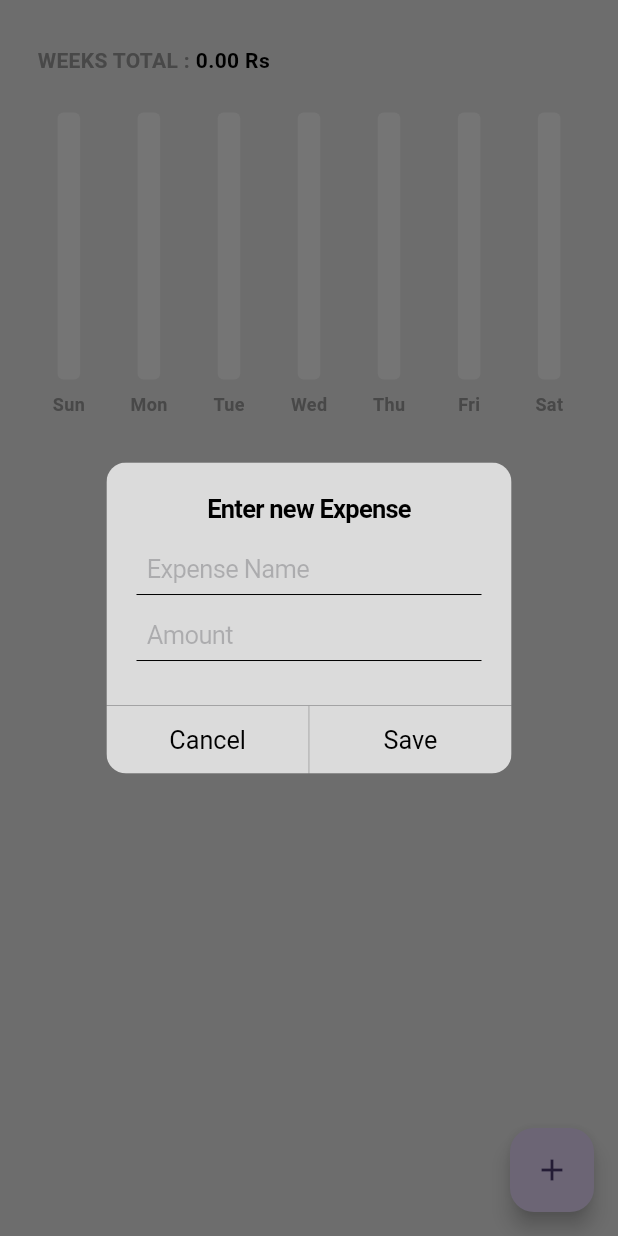
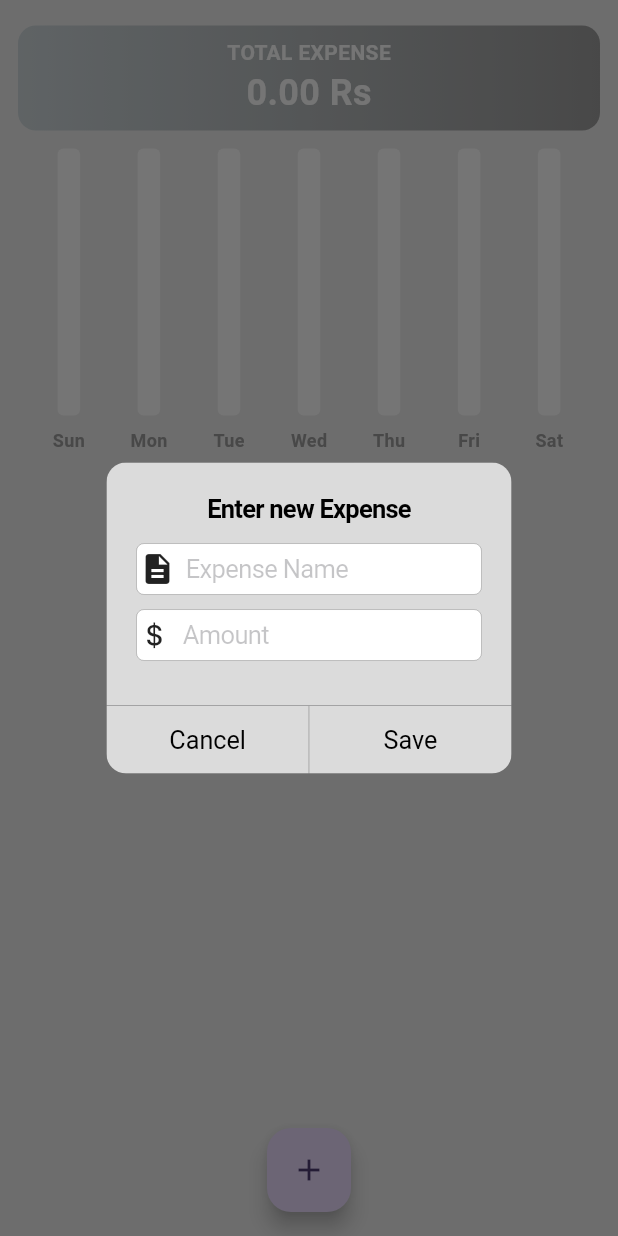
Before and after one commit to BilalAmir1/expense_app, a Flutter app: the HomePage screen opened directly, after a tap on the "add" icon, on a phone screen of 412 x 824 dp. Run offline on Flutter 3.47's test engine with Material 2 defaults, Android fonts, the phone set to English and light mode, and no system bars; drawn by our look-alikes of fl_chart; our stand-ins replace flutter_slidable, hive_flutter, lottie; accounts and stored records are empty; network calls fail.

Commit message:
commit 3

```diff
--- a/lib/components/expense_summary.dart
+++ b/lib/components/expense_summary.dart
@@ -81,14 +81,21 @@ class ExpenseSummary extends StatelessWidget {
     return Consumer<ExpenseData>(
       builder: (context, value, child) => Column(
         children: [
-          Padding(
-            padding: const EdgeInsets.all(25.0),
-            child: Row(
+          Container(
+            width: MediaQuery.of(context).size.width,
+            margin: EdgeInsets.all(12.0),
+            child: Container(
+              decoration: BoxDecoration(
+                  gradient: LinearGradient(
+                      colors: [Colors.blueGrey.shade100, Colors.grey]),
+                  borderRadius: BorderRadius.circular(12.0)),
+              padding: EdgeInsets.symmetric(vertical: 8.0, horizontal: 8.0),
+              child: Column(
                 children: [
                   const Text(
-                  "WEEKS TOTAL : ",
+                    "TOTAL EXPENSE",
                     style: TextStyle(
-                    color: Colors.grey,
+                      color: Colors.white,
                       fontWeight: FontWeight.bold,
                       fontSize: 14,
                     ),
@@ -96,12 +103,13 @@ class ExpenseSummary extends StatelessWidget {
                   Text(
                     '${calculateWeekTotal(value, sunday, monday, tuesday, wednesday, thursday, friday, saturday)} Rs',
                     style: const TextStyle(
-                    color: Colors.black,
+                      color: Colors.white,
                       fontWeight: FontWeight.bold,
-                    fontSize: 14,
+                      fontSize: 24,
                     ),
                   )
                 ],
+              ),
             ),
           ),
           //bar graph
--- a/lib/home_page.dart
+++ b/lib/home_page.dart
@@ -51,21 +51,26 @@ class _HomePageState extends State<HomePage> {
             child: Column(
               children: [
                 CupertinoTextField(
+                  prefix: Padding(
+                    padding: const EdgeInsets.only(
+                      left: 2,
+                    ),
+                    child: Icon(
+                      Icons.description,
+                    ),
+                  ),
                   controller: newExpenseNameController,
                   placeholder: 'Expense Name',
-                  decoration: BoxDecoration(
-                    border: Border(
-                      bottom: BorderSide(
-                        color: CupertinoColors.black,
-                        width: 0.0,
-                      ),
-                    ),
-                  ),
+                  maxLength: 26,
                 ),
                 SizedBox(height: 10),
                 CupertinoTextField(
                   controller: newExpenseAmountController,
+                  prefix: Icon(
+                    CupertinoIcons.money_dollar,
+                  ),
                   placeholder: 'Amount',
+                  maxLength: 4,
                   keyboardType:
                       const TextInputType.numberWithOptions(decimal: true),
                   inputFormatters: [
@@ -81,14 +86,6 @@ class _HomePageState extends State<HomePage> {
                       newExpenseAmountController.text = '0.0';
                     }
                   },
-                  decoration: BoxDecoration(
-                    border: Border(
-                      bottom: BorderSide(
-                        color: CupertinoColors.black,
-                        width: 0.0,
-                      ),
-                    ),
-                  ),
                 ),
               ],
             ),
@@ -146,7 +143,11 @@ class _HomePageState extends State<HomePage> {
     return Consumer<ExpenseData>(
       builder: (context, value, child) => Scaffold(
           backgroundColor: Colors.grey[200],
+          floatingActionButtonLocation:
+              FloatingActionButtonLocation.centerFloat,
           floatingActionButton: FloatingActionButton(
+            shape: RoundedRectangleBorder(
+                borderRadius: BorderRadius.circular(16.0)),
             onPressed: addNewExpense,
             child: Icon(Icons.add),
           ),
--- a/lib/main.dart
+++ b/lib/main.dart
@@ -1,5 +1,5 @@
 import 'package:expense_app/data/expense_data.dart';
-import 'package:expense_app/home_page.dart';
+import 'package:expense_app/splashScreen.dart';
 
 import 'package:flutter/material.dart';
 import 'package:hive_flutter/hive_flutter.dart';
@@ -26,6 +26,6 @@ class MyApp extends StatelessWidget {
               useMaterial3: true,
             ),
             debugShowCheckedModeBanner: false,
-            home: HomePage()));
+            home: SplashScreen()));
   }
 }
--- a/pubspec.yaml
+++ b/pubspec.yaml
@@ -39,6 +39,7 @@ dependencies:
   fl_chart: ^0.63.0
   hive_flutter: ^1.1.0
   flutter_slidable: ^3.0.0
+  lottie: ^2.6.0
 
 dev_dependencies:
   flutter_test:
```
Also changed, not shown: lib/splashScreen.dart (added, +51 -0 lines), pubspec.lock. Lines whose indentation alone changed are shown as unchanged.
